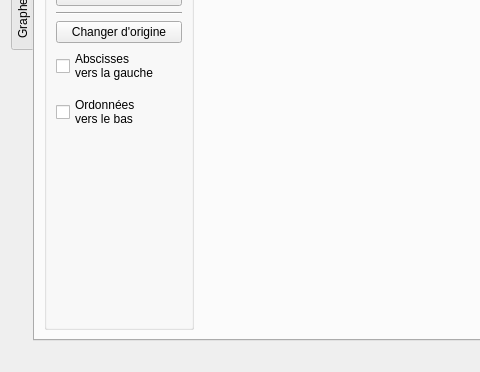
This is src/pymecavideo_mini_layout.ui in rene-d/pymecavideo as Qt 5 draws it before an edit; both pictures show x 0 to 480 and y 392 to 764 of the 1000 by 764 pixel window. The edited form follows.
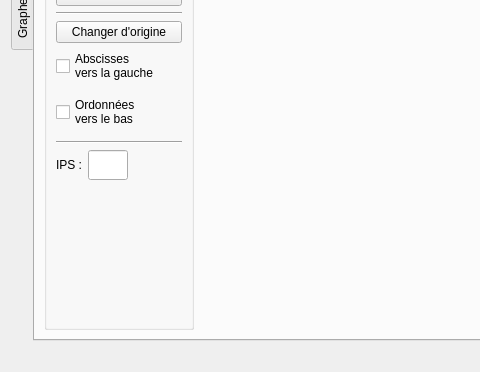
This is the edited form. The open tabs and pages were chosen to show the change. Icons and pictures are not drawn. Custom widgets are drawn as their Qt base class.

Commit message: Saisie manuelle du nombre d'images par seconde

Diff of the .ui file:
```diff
--- a/src/pymecavideo_mini_layout.ui
+++ b/src/pymecavideo_mini_layout.ui
@@ -468,6 +468,74 @@
              </property>
             </widget>
            </item>
+           <item>
+            <widget class="Line" name="line_6">
+             <property name="orientation">
+              <enum>Qt::Horizontal</enum>
+             </property>
+            </widget>
+           </item>
+           <item>
+            <layout class="QHBoxLayout" name="horizontalLayout_14">
+             <item>
+              <widget class="QLabel" name="label_IPS">
+               <property name="toolTip">
+                <string>&lt;html&gt;&lt;head/&gt;&lt;body&gt;&lt;p&gt;Nombre d'Images Par Seconde&lt;/p&gt;&lt;/body&gt;&lt;/html&gt;</string>
+               </property>
+               <property name="text">
+                <string>IPS :</string>
+               </property>
+              </widget>
+             </item>
+             <item>
+              <widget class="QLineEdit" name="lineEdit_IPS">
+               <property name="minimumSize">
+                <size>
+                 <width>40</width>
+                 <height>30</height>
+                </size>
+               </property>
+               <property name="maximumSize">
+                <size>
+                 <width>40</width>
+                 <height>30</height>
+                </size>
+               </property>
+               <property name="toolTip">
+                <string>&lt;html&gt;&lt;head/&gt;&lt;body&gt;&lt;p&gt;Le nombre d'images par seconde est détecté automatiquement. Enter la valeur manuellement si la détection échoue.&lt;/p&gt;&lt;/body&gt;&lt;/html&gt;</string>
+               </property>
+               <property name="inputMask">
+                <string>000</string>
+               </property>
+               <property name="text">
+                <string/>
+               </property>
+               <property name="maxLength">
+                <number>3</number>
+               </property>
+               <property name="cursorPosition">
+                <number>0</number>
+               </property>
+               <property name="clearButtonEnabled">
+                <bool>false</bool>
+               </property>
+              </widget>
+             </item>
+             <item>
+              <spacer name="horizontalSpacer_4">
+               <property name="orientation">
+                <enum>Qt::Horizontal</enum>
+               </property>
+               <property name="sizeHint" stdset="0">
+                <size>
+                 <width>40</width>
+                 <height>20</height>
+                </size>
+               </property>
+              </spacer>
+             </item>
+            </layout>
+           </item>
            <item>
             <spacer name="verticalSpacer_4">
              <property name="orientation">
```
Left out of the diff: 18 changed lines with no effect on the pictures.
